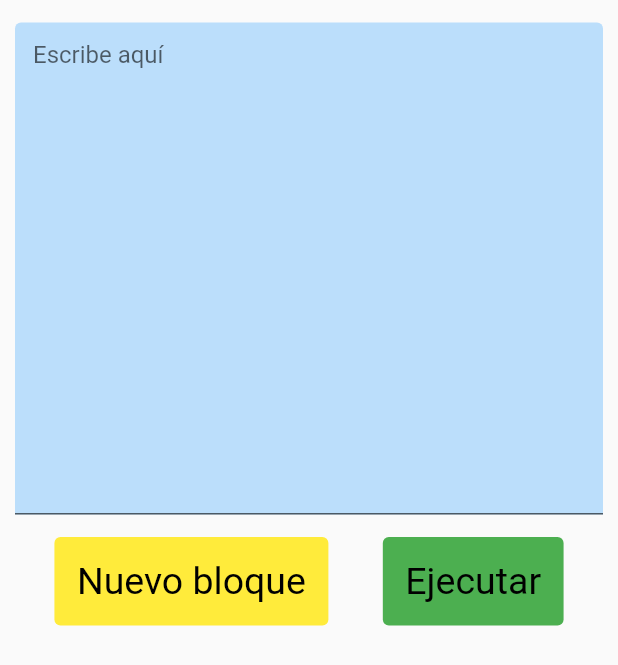
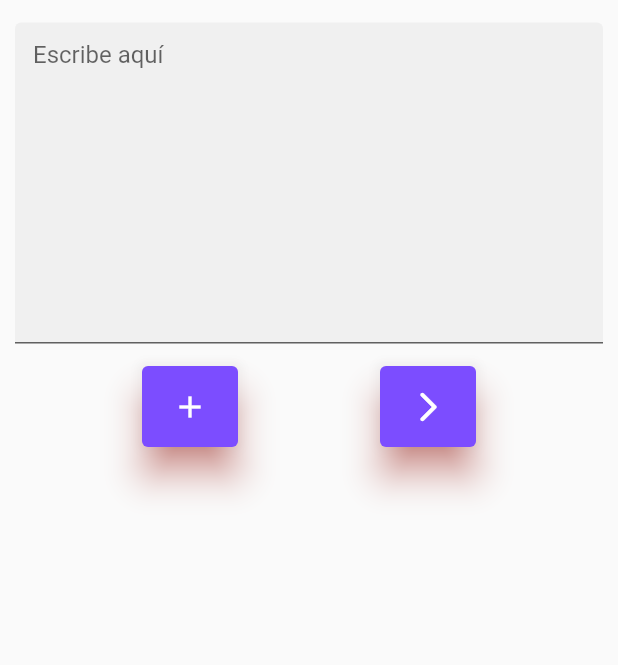
Before and after one commit to Ger-dot-m/didactic-broccoli, a Flutter app: the TextBox widget shown alone on an empty page, opened directly, on a phone screen of 412 x 824 dp. Shown: the top 665 px of the screen. Run offline on Flutter 3.47's test engine with Material 2 defaults, Android fonts, the light colour scheme and no system bars; our stand-ins replace math_expressions; missing offline and left inert: flutter_tex.

Commit message:
Add files via upload

```diff
--- a/proyecto_de_prueba/lib/MenuText.dart
+++ b/proyecto_de_prueba/lib/MenuText.dart
@@ -1,5 +1,4 @@
 import 'package:flutter/material.dart';
-import 'package:flutter_tex/flutter_tex.dart';
 
 class MenuText extends StatefulWidget {
   String nombre = "", archivo = "";
@@ -15,7 +14,12 @@ class _MenuTextState extends State<MenuText> {
   @override
   Widget build(BuildContext context) {
     return Scaffold(
-        appBar: AppBar(title: Text(nombre)),
+      backgroundColor: Colors.white,
+        appBar:
+        AppBar(
+            title: Text(nombre),
+          backgroundColor: Colors.deepPurpleAccent,
+        ),
         body: TextBox()
     );
   }
@@ -31,10 +35,10 @@ ListView TextBox(){
           autocorrect: false,
           cursorColor: Colors.red,
           cursorWidth: 3,
-          maxLines: 16,
+          maxLines: 10,
           decoration: InputDecoration(
             hintText: "Escribe aquí",
-            fillColor: Colors.blue[100],
+            fillColor: Colors.purple[150],
             filled: true,
           ),
         ),
@@ -45,26 +49,28 @@ ListView TextBox(){
         children: [
           TextButton(
             style: TextButton.styleFrom(
-              primary: Colors.black,
+              primary: Colors.white,
+              shadowColor: Colors.red,
+              elevation: 10,
               textStyle: const TextStyle(fontSize: 25),
-              backgroundColor: Colors.yellow,
+              backgroundColor: Colors.deepPurpleAccent,
               padding: const EdgeInsets.all(15),
-              //minimumSize: Size(width, height),
-              //alignment: Alignment(0, -1),
+
             ),
-            child: const Text('Nuevo bloque'),
+            child: Icon(Icons.add),
             onPressed: () {},
           ),
           TextButton(
             style: TextButton.styleFrom(
-              primary: Colors.black,
+              primary: Colors.white,
+              shadowColor: Colors.red,
+              elevation: 10,
               textStyle: const TextStyle(fontSize: 25),
-              backgroundColor: Colors.green,
+              backgroundColor: Colors.deepPurpleAccent,
               padding: const EdgeInsets.all(15),
-              //minimumSize: Size(width, height),
-              //alignment: Alignment(0, -1),
+
             ),
-            child: const Text('Ejecutar'),
+            child: Icon(Icons.arrow_forward_ios_rounded ),
             onPressed: () {},
           )
         ],
```
Also changed, not shown: proyecto_de_prueba/lib/MyApp.dart (+10 -6 lines).
